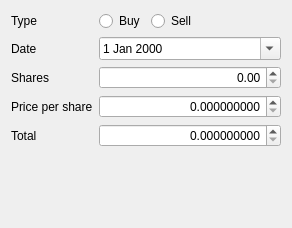
JakubFranek/Kapytal, file src/views/ui_files/dialogs/security_transaction_dialog.ui: the form before one commit.
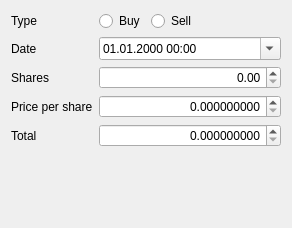
The form after the commit.

Patch:
```diff
--- a/src/views/ui_files/dialogs/security_transaction_dialog.ui
+++ b/src/views/ui_files/dialogs/security_transaction_dialog.ui
@@ -75,6 +75,9 @@
      </item>
      <item row="1" column="1">
       <widget class="QDateEdit" name="dateEdit">
+       <property name="displayFormat">
+        <string>dd.MM.yyyy hh:mm</string>
+       </property>
        <property name="calendarPopup">
         <bool>true</bool>
        </property>
```
